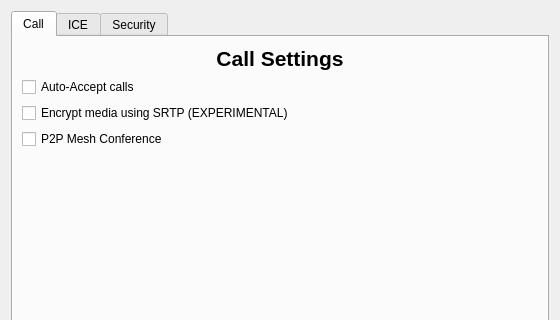
First picture: the form in src/ui/settings/sipsettings.ui, repository ultravideo/uvgComm, before the edit; both pictures show x 0 to 560 and y 0 to 320 of the 560 by 640 pixel window.
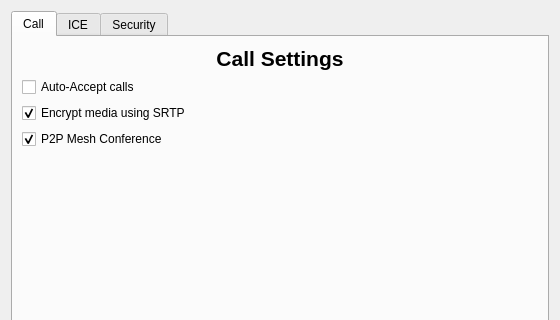
Second picture: the form after the edit.

Commit message: feature(Settings): Enable SRTP and P2P Mesh by default

What changed in the file:
```diff
--- a/src/ui/settings/sipsettings.ui
+++ b/src/ui/settings/sipsettings.ui
@@ -63,10 +63,10 @@
        <item row="2" column="0">
         <widget class="QCheckBox" name="srtp_enabled">
          <property name="text">
-          <string>Encrypt media using SRTP (EXPERIMENTAL)</string>
+          <string>Encrypt media using SRTP</string>
          </property>
          <property name="checked">
-          <bool>false</bool>
+          <bool>true</bool>
          </property>
         </widget>
        </item>
@@ -83,7 +83,7 @@
           <string>P2P Mesh Conference</string>
          </property>
          <property name="checked">
-          <bool>false</bool>
+          <bool>true</bool>
          </property>
         </widget>
        </item>
```
Left out of the diff: 22 changed lines with no effect on the pictures.
